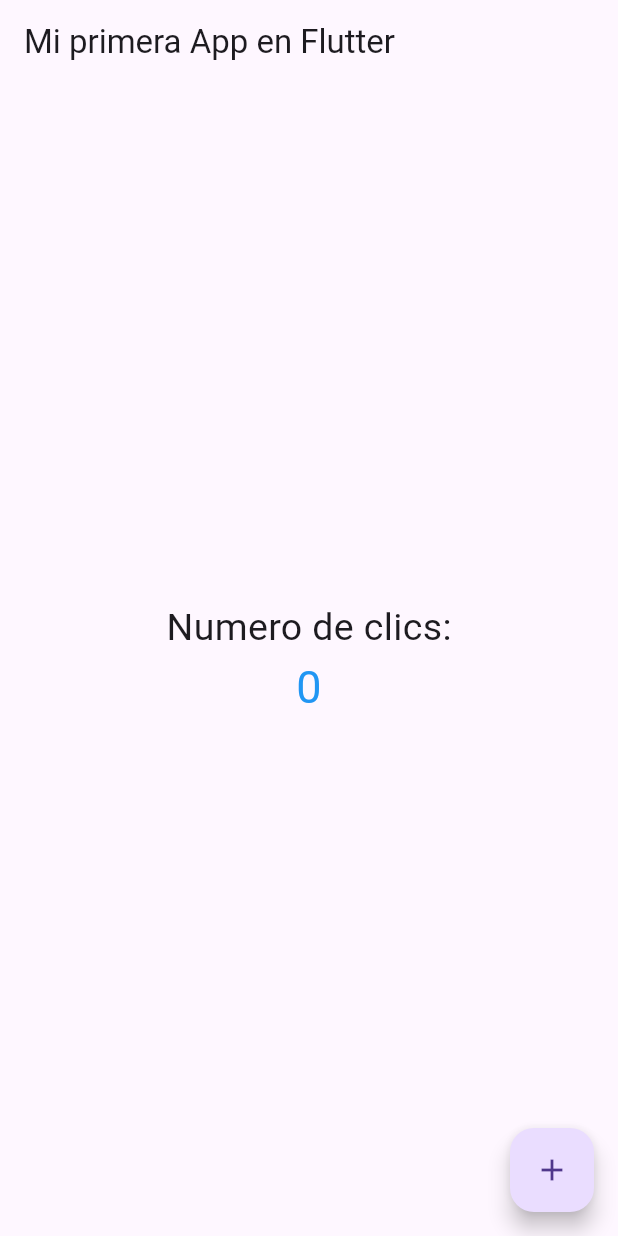
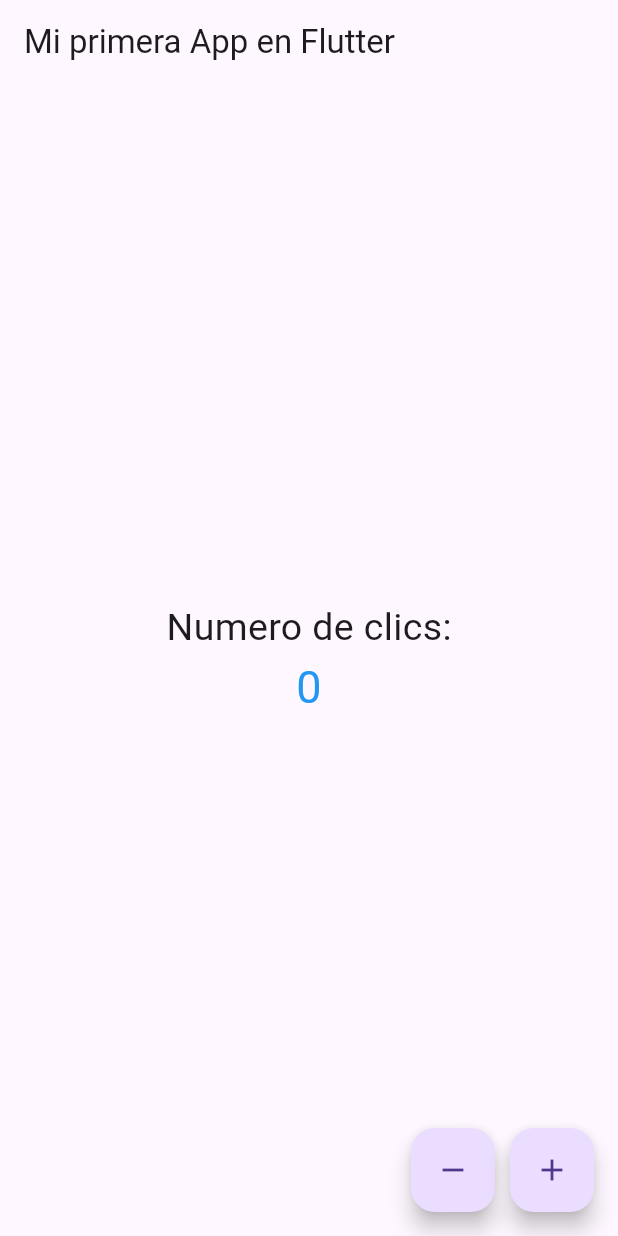
Before and after one commit to puppy09/Flutter_Practica1_HolaMundo, a Flutter app: the screen it shows after launch, on a phone screen of 412 x 824 dp. Run offline on Flutter 3.47's test engine with Material 3 defaults, Android fonts, the phone set to English and light mode, and no system bars.

Commit message:
ya se decrementa

```diff
--- a/holamundo/lib/src/pages/home_page.dart
+++ b/holamundo/lib/src/pages/home_page.dart
@@ -11,6 +11,8 @@ class HomePage extends StatelessWidget {
           children: <Widget>[
             Text('Numero de clics:', style: TextStyle(fontSize: 25)),
             Text('0', style: TextStyle(fontSize: 30, color: Colors.blue)),
+            FloatingActionButton(child: Icon(Icons.add), onPressed: () {}),
+
           ],
         ),
       ),
--- a/holamundo/lib/src/pages/increment_page.dart
+++ b/holamundo/lib/src/pages/increment_page.dart
@@ -22,13 +22,30 @@ class _IncrementPageState extends State<IncrementPage>{
           ],
         ),
       ),
-      floatingActionButton: FloatingActionButton(
+        floatingActionButton: Row(
+          mainAxisAlignment: MainAxisAlignment.end,
+          children: <Widget>[
+            FloatingActionButton(
+              onPressed: () {
+                setState(() {
+                  _conteo--;
+                });
+              },
+              child: Icon(Icons.remove),
+              heroTag: 'remove',
+            ),
+            SizedBox(width: 10),
+            FloatingActionButton(
               onPressed: () {
                 setState(() {
                   _conteo++;
                 });
               },
               child: Icon(Icons.add),
-      ));
+              heroTag: 'add',
+            ),
+          ],
+        ),
+      );
   }
 }
```
Lines whose indentation alone changed are shown as unchanged.
